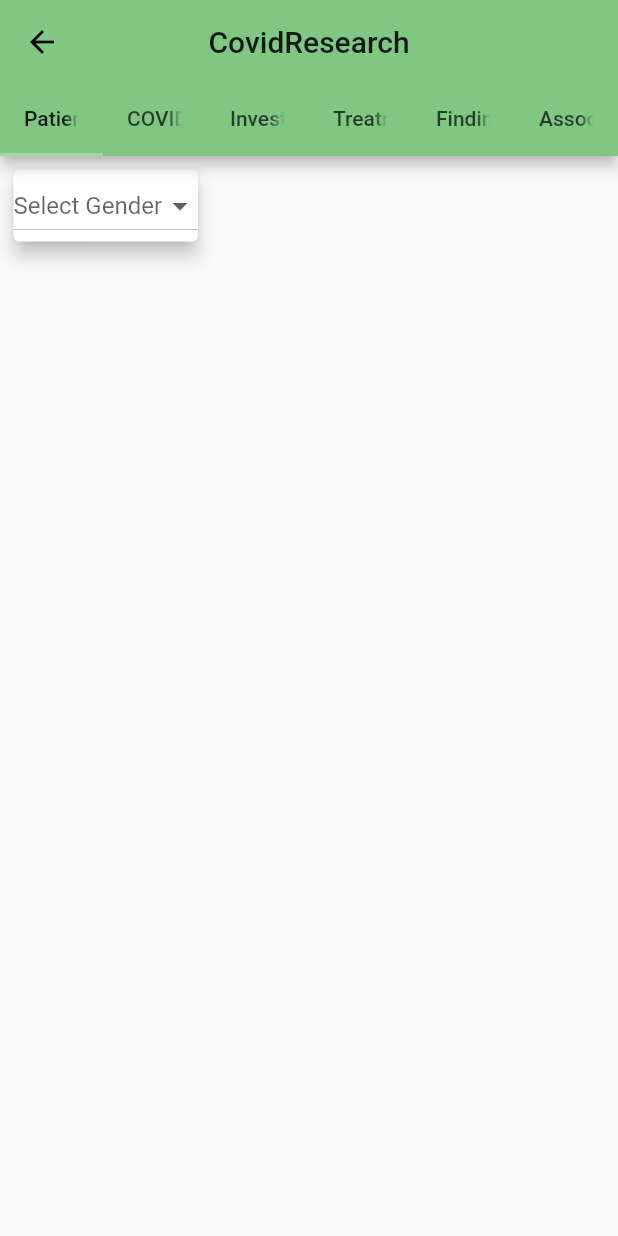
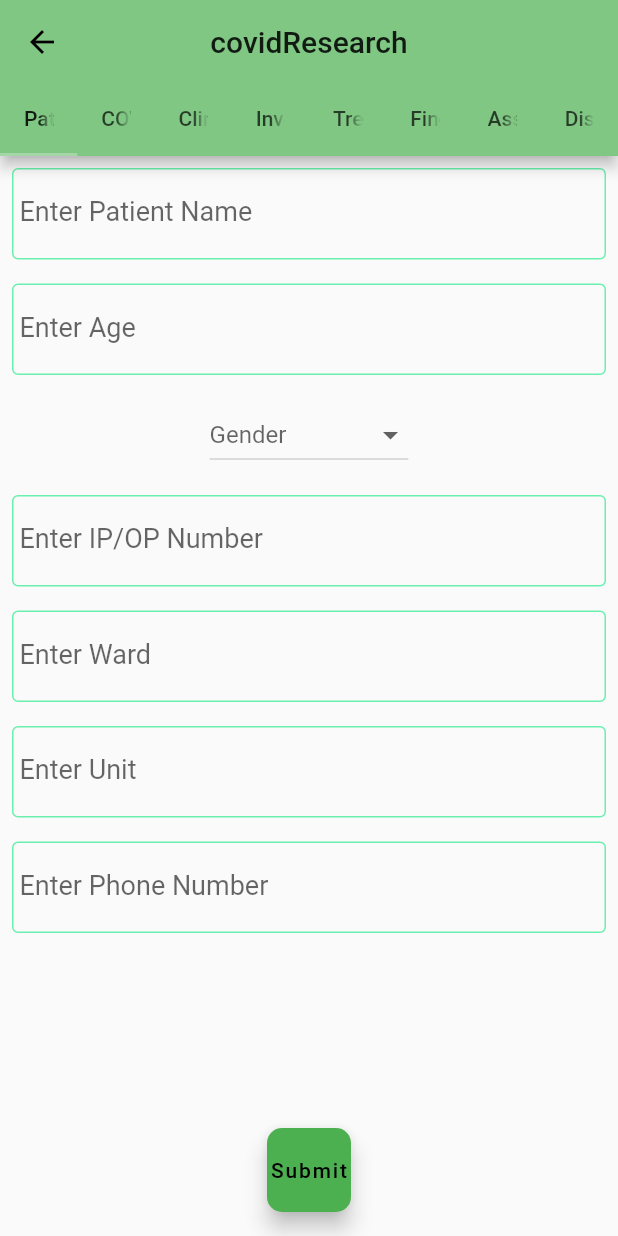
Before and after one commit to SainathChallagundla/covidresearchApp, a Flutter app: the HomePage screen opened directly, on a phone screen of 412 x 824 dp. Run offline on Flutter 3.47's test engine with Material 2 defaults, Android fonts, the phone set to English and light mode, and no system bars; missing offline and left inert: simple_search_bar.

Commit message:
add two more tabs

```diff
--- /dev/null
+++ b/lib/enterDetails/Distribution.dart
@@ -0,0 +1,13 @@
+import 'package:flutter/material.dart';
+
+class Distribution extends StatefulWidget {
+  @override
+  _DistributionState createState() => _DistributionState();
+}
+
+class _DistributionState extends State<Distribution> {
+  @override
+  Widget build(BuildContext context) {
+    return Container();
+  }
+}
--- a/lib/enterDetails/PatientIdentificationDetails.dart
+++ b/lib/enterDetails/PatientIdentificationDetails.dart
@@ -9,21 +9,47 @@ class IdentificatioDetails extends StatefulWidget {
 class _IdentificatioDetailsState extends State<IdentificatioDetails> {
   String name, iporop, ward, unit;
   num age, phoneNo;
+  final _formKey = GlobalKey<FormState>();
+  var nameController = new TextEditingController();
+  var ageController = new TextEditingController();
+  var iporopController = new TextEditingController();
+  var wardController = new TextEditingController();
+  var unitController = new TextEditingController();
+  var phonenumController = new TextEditingController();
 
   @override
   Widget build(BuildContext context) {
     return Scaffold(
-        body: Container(
-      padding: EdgeInsets.fromLTRB(5, 5, 5, 5),
-      child: Card(
-        elevation: 5,
-        child: Wrap(
+      body: SingleChildScrollView(
+        scrollDirection: Axis.vertical,
+        child: Column(children: <Widget>[
+          Form(
+            key: _formKey,
+            child: Column(
+              mainAxisAlignment: MainAxisAlignment.start,
               children: <Widget>[
-            new DropdownButton<String>(
+                Padding(
+                    padding: EdgeInsets.all(8),
+                    child: inputBorderedTextFormField(
+                      "Enter Patient Name",
+                      TextInputType.phone,
+                      nameController,
+                    )),
+                Padding(
+                    padding: EdgeInsets.all(8),
+                    child: inputBorderedTextFormField(
+                      "Enter Age",
+                      TextInputType.text,
+                      ageController,
+                    )),
+                Padding(
+                  padding: EdgeInsets.all(8),
+                  child: new DropdownButton<String>(
+                    focusColor: Colors.green[300],
                     items: <String>[
-                'Male',
-                'Female',
-                'D',
+                      'male',
+                      'female',
+                      'do not disclose',
                     ].map<DropdownMenuItem<String>>((String value) {
                       return DropdownMenuItem<String>(
                         value: value,
@@ -31,11 +57,76 @@ class _IdentificatioDetailsState extends State<IdentificatioDetails> {
                       );
                     }).toList(),
                     onChanged: (_) {},
-              hint: Text("Select Gender"),
+                    hint: Text("Gender"),
                   ),
+                ),
+                Padding(
+                    padding: EdgeInsets.all(8),
+                    child: inputBorderedTextFormField(
+                      "Enter IP/OP Number",
+                      TextInputType.text,
+                      iporopController,
+                    )),
+                Padding(
+                    padding: EdgeInsets.all(8),
+                    child: inputBorderedTextFormField(
+                      "Enter Ward",
+                      TextInputType.multiline,
+                      wardController,
+                    )),
+                Padding(
+                    padding: EdgeInsets.all(8),
+                    child: inputBorderedTextFormField(
+                      "Enter Unit",
+                      TextInputType.multiline,
+                      unitController,
+                    )),
+                Padding(
+                    padding: EdgeInsets.all(8),
+                    child: inputBorderedTextFormField(
+                      "Enter Phone Number",
+                      TextInputType.multiline,
+                      phonenumController,
+                    )),
               ],
             ),
           ),
-    ));
+        ]),
+      ),
+    );
   }
 }
+
+Widget inputBorderedTextFormField(String hintText, TextInputType keyboardType,
+    TextEditingController controller,
+    [int minLines = 1, int maxLines = 1]) {
+  return TextFormField(
+    autocorrect: true,
+    keyboardType: keyboardType,
+    maxLines: maxLines,
+    controller: controller,
+    style: TextStyle(fontSize: 18),
+    decoration: InputDecoration(
+      isDense: true,
+      labelText: hintText ?? "",
+      focusedBorder: OutlineInputBorder(
+        borderSide: BorderSide(color: Colors.greenAccent, width: 1.0),
+      ),
+      enabledBorder: OutlineInputBorder(
+        borderSide: BorderSide(color: Colors.greenAccent, width: 1.0),
+      ),
+      contentPadding: new EdgeInsets.symmetric(vertical: 20.0, horizontal: 5.0),
+    ),
+    validator: (value) {
+      if (value.isEmpty) {
+        return hintText;
+      }
+      return null;
+    },
+    // onChanged: (value) {
+    //   if (updateMap != null) {
+    //     updateMap[mapKey] = value;
+    //   }
+    // },
+  );
+}
--- /dev/null
+++ b/lib/enterDetails/clinicalFindings.dart
@@ -0,0 +1,13 @@
+import 'package:flutter/material.dart';
+
+class ClinicalFIndings extends StatefulWidget {
+  @override
+  _ClinicalFIndingsState createState() => _ClinicalFIndingsState();
+}
+
+class _ClinicalFIndingsState extends State<ClinicalFIndings> {
+  @override
+  Widget build(BuildContext context) {
+    return Container();
+  }
+}
--- a/lib/homepage.dart
+++ b/lib/homepage.dart
@@ -1,6 +1,8 @@
 import 'package:covidresearch/enterDetails/AssociatedFindings.dart';
 import 'package:covidresearch/enterDetails/CovidStatus.dart';
+import 'package:covidresearch/enterDetails/Distribution.dart';
 import 'package:covidresearch/enterDetails/InvestigationDone.dart';
+import 'package:covidresearch/enterDetails/clinicalFindings.dart';
 import 'package:covidresearch/enterDetails/treatmentgiven.dart';
 import 'package:flutter/material.dart';
 import 'package:covidresearch/ViewDetails.dart';
@@ -22,31 +24,21 @@ class _HomePageState extends State<HomePage> {
   Widget build(BuildContext context) {
     return DefaultTabController(
       initialIndex: 0,
-        length: 6,
+      length: 8,
       child: Scaffold(
         appBar: AppBar(
           centerTitle: true,
           title: Text(widget.title),
           bottom: TabBar(
             tabs: [
-                Tab(
-                  text: 'Patient identification details',
-                ),
-                Tab(
-                  text: 'COVID Status',
-                ),
-                Tab(
-                  text: 'Investigations done',
-                ),
-                Tab(
-                  text: 'Treatment Given',
-                ),
-                Tab(
-                  text: 'Findings',
-                ),
-                Tab(
-                  text: 'Associated Findings',
-                ),
+              Tab(text: 'Patient identification details'),
+              Tab(text: 'COVID Status'),
+              Tab(text: 'ClinicalFindings'),
+              Tab(text: 'Investigations done'),
+              Tab(text: 'Treatment Given'),
+              Tab(text: 'Findings'),
+              Tab(text: 'Associated Findings'),
+              Tab(text: 'Distribution')
             ],
           ),
         ),
@@ -54,12 +46,23 @@ class _HomePageState extends State<HomePage> {
           children: [
             IdentificatioDetails(),
             CovidStatus(),
+            ClinicalFIndings(),
             InvestigationDone(),
             TreatmetGiven(),
             Findings(),
-              AssociatedFindin()
+            AssociatedFindin(),
+            Distribution()
           ],
         ),
-        ));
+        floatingActionButtonLocation: FloatingActionButtonLocation.centerFloat,
+        floatingActionButton: FloatingActionButton(
+          child: Text("Submit"),
+          backgroundColor: Colors.green,
+          onPressed: () {},
+          shape: RoundedRectangleBorder(
+              borderRadius: BorderRadius.all(Radius.circular(10.0))),
+        ),
+      ),
+    );
   }
 }
```
Also changed, not shown: lib/bottomAppbar.dart (+35 -27 lines), lib/enterDetails/CovidStatus.dart (+39 -1 lines). Lines whose indentation alone changed are shown as unchanged.
